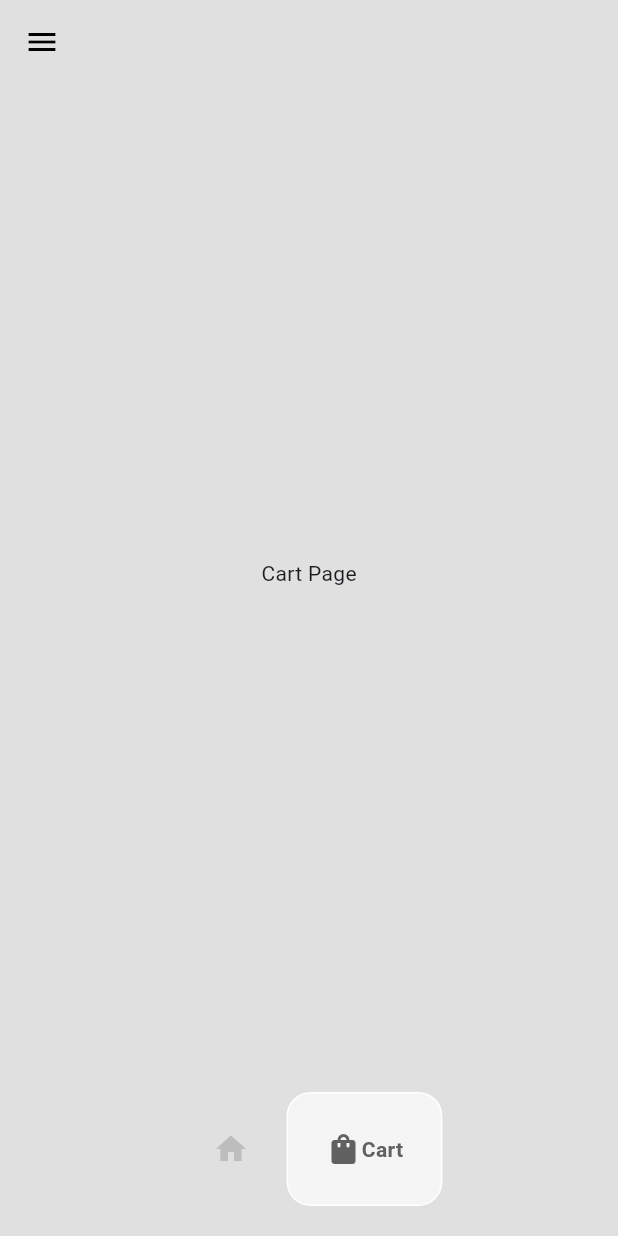
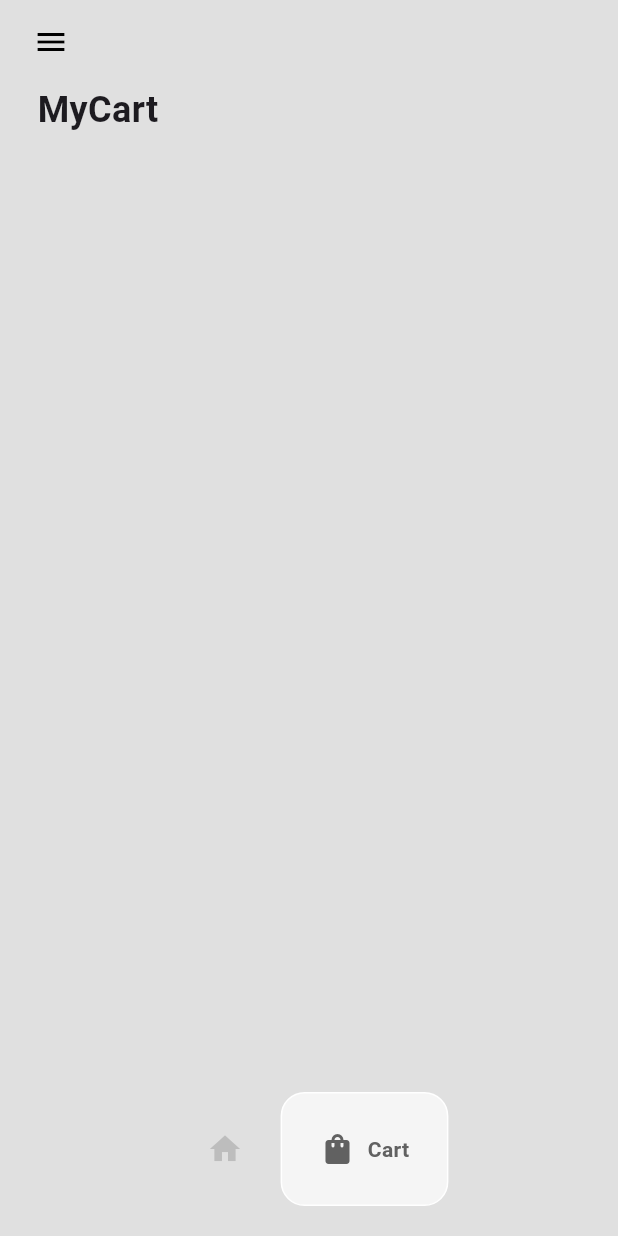
Before and after one commit to Khenpaler/e-commerce_flutter-mobile, a Flutter app: the HomePage screen opened directly, item 2 of the bottom bar chosen, on a phone screen of 412 x 824 dp. Run offline on Flutter 3.47's test engine with Material 3 defaults, Android fonts, the phone set to English and light mode, and no system bars; drawn by our look-alikes of google_nav_bar.

Commit message:
push: almost done

```diff
--- a/lib/components/bottom_nav_bar.dart
+++ b/lib/components/bottom_nav_bar.dart
@@ -19,6 +19,7 @@ class MyBottomNavBar extends StatelessWidget {
         tabBackgroundColor: Colors.grey.shade100,
         mainAxisAlignment: MainAxisAlignment.center,
         tabBorderRadius: 16,
+        gap: 8,
         onTabChange: (value) => onTabChange!(value),
         tabs: const [
           GButton(
--- /dev/null
+++ b/lib/models/cart.dart
@@ -0,0 +1,57 @@
+import 'package:flutter/foundation.dart';
+import '../models/shoe.dart';
+
+class Cart extends ChangeNotifier {
+  // list of shoes for sale
+  List<Shoe> shoeShop = [
+    Shoe(
+      name: 'Air Force 1 (White)',
+      price: '100',
+      imagePath: 'assets/images/white.avif',
+      description: 'White Air Force 1',
+    ),
+    Shoe(
+      name: 'Air Force 1 (Black)',
+      price: '100',
+      imagePath: 'assets/images/black.avif',
+      description: 'Black Air Force 1',
+    ),
+    Shoe(
+      name: 'Air Force 1 (Pink)',
+      price: '100',
+      imagePath: 'assets/images/pink.png',
+      description: 'Pink Air Force 1',
+    ),
+    Shoe(
+      name: 'Air Force 1 (Black and White)',
+      price: '100',
+      imagePath: 'assets/images/black_white.png',
+      description: 'Black and White Air Force 1',
+    ),
+  ];
+
+  // list of items in user cart
+  List<Shoe> userCart = [];
+
+  // get list of shoes for sale
+  List<Shoe> getShoeList() {
+    return shoeShop;
+  }
+
+  // get cart
+  List<Shoe> getUserCart() {
+    return userCart;
+  }
+
+  // add items to cart
+  void addItemToCart(Shoe shoe) {
+    userCart.add(shoe);
+    notifyListeners();
+  }
+
+  // remove item from cart
+  void removeItemFromCart(Shoe shoe) {
+    userCart.remove(shoe);
+    notifyListeners();
+  }
+}
--- /dev/null
+++ b/lib/models/shoe.dart
@@ -0,0 +1,13 @@
+class Shoe {
+  final String name;
+  final String price;
+  final String imagePath;
+  final String description;
+
+  Shoe({
+    required this.name,
+    required this.price,
+    required this.imagePath,
+    required this.description,
+  });
+}
--- a/lib/pages/cart_page.dart
+++ b/lib/pages/cart_page.dart
@@ -1,10 +1,47 @@
 import 'package:flutter/material.dart';
+import 'package:provider/provider.dart';
+import '../models/cart.dart';
+import '../components/cart_item.dart';
+import '../models/shoe.dart';
 
 class CartPage extends StatelessWidget {
   const CartPage({super.key});
 
   @override
   Widget build(BuildContext context) {
-    return Center(child: Text('Cart Page'));
+    return Consumer<Cart>(builder: (context, value, child) => Padding(
+      padding: const EdgeInsets.symmetric(horizontal: 25.0),
+      child: Column(
+        crossAxisAlignment: CrossAxisAlignment.start,
+        children: [
+          // heading
+          Text(
+            'MyCart',
+            style: TextStyle(
+              fontWeight: FontWeight.bold,
+              fontSize: 24,
+            ),
+          ),
+
+          const SizedBox(height: 20),
+
+          // list of shoes in cart
+          Expanded(
+            child: ListView.builder(
+              itemCount: value.getUserCart().length,
+              itemBuilder: (context, index) {
+                // get indivdual shoe
+                Shoe individualShoe = value.getUserCart()[index];
+
+                // return the cart item
+                return CartItem(
+                  shoe: individualShoe,
+                );
+              },
+            ),
+          ),
+        ],
+      ),
+    ),);
   }
 }
--- a/lib/pages/home_page.dart
+++ b/lib/pages/home_page.dart
@@ -44,9 +44,12 @@ class _HomePageState extends State<HomePage> {
         elevation: 0,
         leading: Builder(
           builder: (context) => IconButton(
-            icon: const Icon(
-              Icons.menu,
-              color: Colors.black
+            icon: const Padding(
+              padding: EdgeInsets.only(left: 12.0),
+              child: Icon(
+                Icons.menu,
+                color: Colors.black
+              ),
             ),
             onPressed: () {
               Scaffold.of(context).openDrawer();
--- a/pubspec.yaml
+++ b/pubspec.yaml
@@ -35,6 +35,7 @@ dependencies:
   # Use with the CupertinoIcons class for iOS style icons.
   cupertino_icons: ^1.0.8
   google_nav_bar: ^5.0.7
+  provider: ^6.1.2
 
 dev_dependencies:
   flutter_test:
```
Also changed, not shown: lib/components/cart_item.dart (added, +42 -0 lines), lib/components/shoe_tile.dart (added, +100 -0 lines), lib/main.dart (+8 -3 lines), lib/pages/shop_pages.dart (+110 -1 lines), pubspec.lock.
